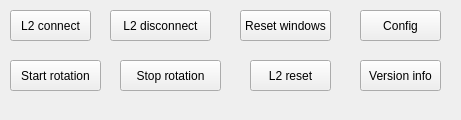
First picture: the form in src/ControlsDock.ui, repository markgol/L2diagnostic, before the edit.
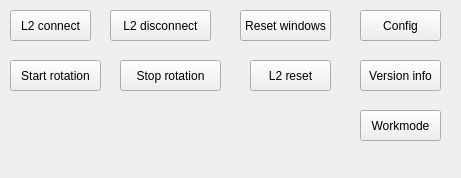
Second picture: the form after the edit.

Diff of the .ui file:
```diff
--- a/src/ControlsDock.ui
+++ b/src/ControlsDock.ui
@@ -7,7 +7,7 @@
     <x>0</x>
     <y>0</y>
     <width>461</width>
-    <height>120</height>
+    <height>178</height>
    </rect>
   </property>
   <property name="windowTitle">
@@ -118,6 +118,19 @@
      <string>Reset windows</string>
     </property>
    </widget>
+   <widget class="QPushButton" name="btnWorkmode">
+    <property name="geometry">
+     <rect>
+      <x>360</x>
+      <y>110</y>
+      <width>81</width>
+      <height>31</height>
+     </rect>
+    </property>
+    <property name="text">
+     <string>Workmode</string>
+    </property>
+   </widget>
   </widget>
  </widget>
  <resources/>
```
